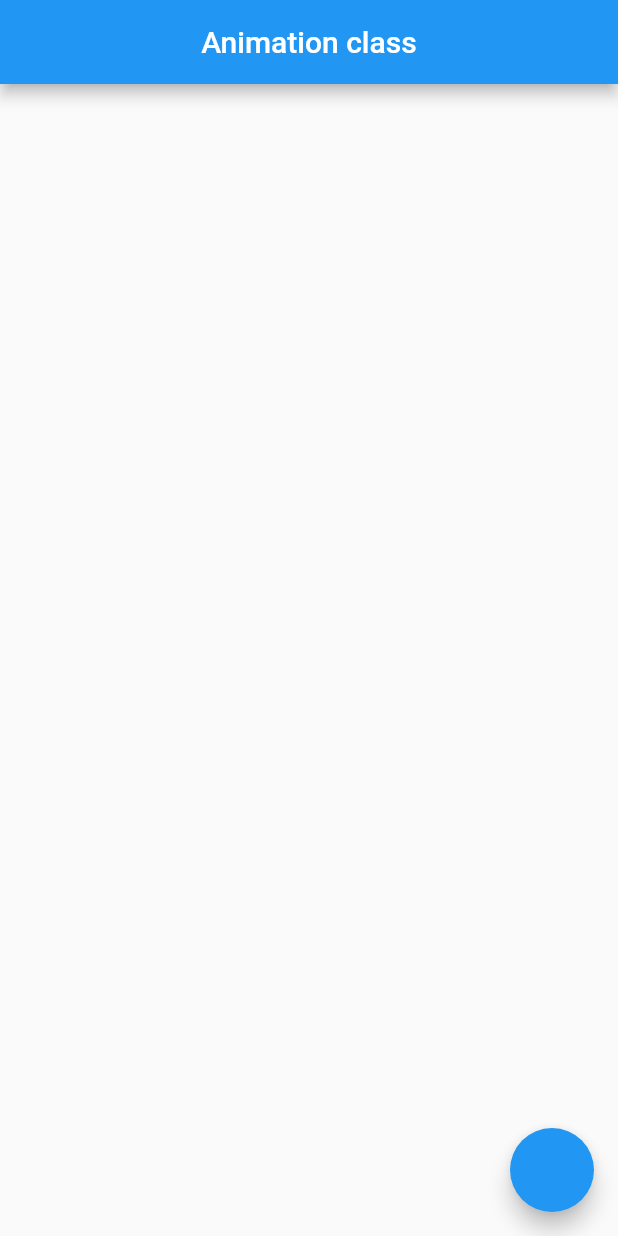
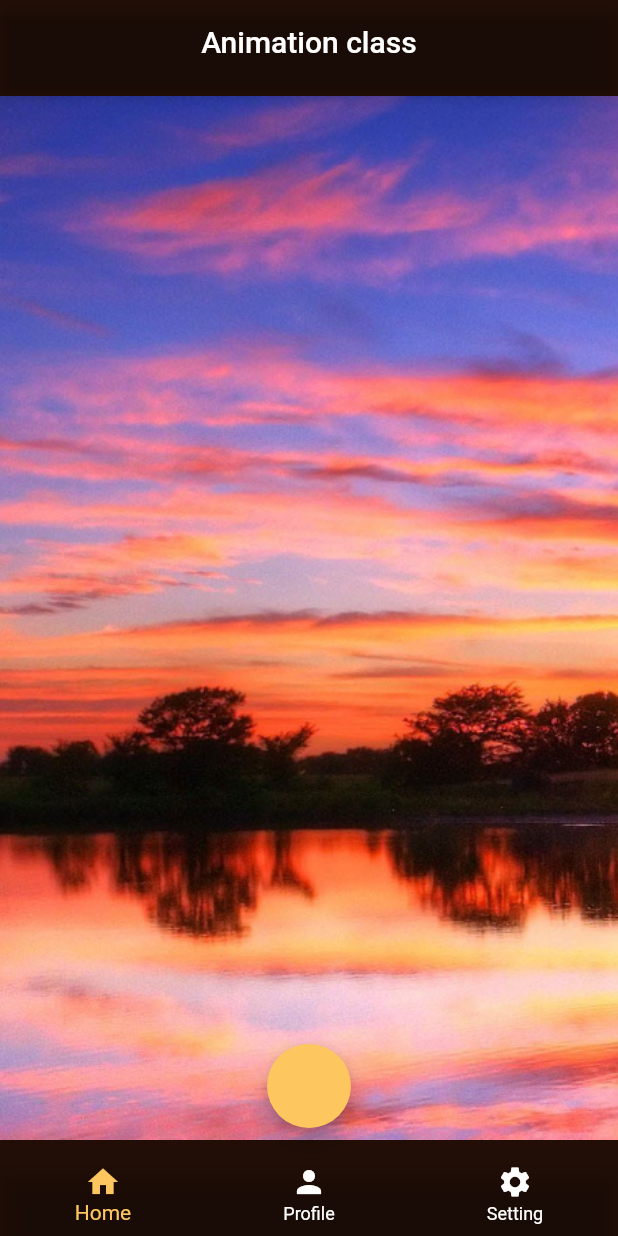
Before and after one commit to rodolfo-kunzel/flutter_animation, a Flutter app: the screen it shows after launch, on a phone screen of 412 x 824 dp. Run offline on Flutter 3.47's test engine with Material 2 defaults, Android fonts, the phone set to English and light mode, and no system bars.

Commit message:
version two

```diff
--- a/lib/feature/home.dart
+++ b/lib/feature/home.dart
@@ -1,7 +1,7 @@
 import 'package:flutter/material.dart';
-import 'package:flutter_animation/data/facts.dart';
-import 'package:flutter_animation/feature/widgets/list_tile_animated_item.dart';
-import 'package:flutter_animation/feature/widgets/standard_dialog.dart';
+import 'package:flutter_animation/feature/widgets/standard_bottom_navigation_bar.dart';
+import 'package:flutter_animation/feature/widgets/standard_floating_action_buttom.dart';
+import 'package:flutter_animation/feature/widgets/standard_page_view.dart';
 
 class Home extends StatefulWidget {
   const Home({super.key});
@@ -11,68 +11,30 @@ class Home extends StatefulWidget {
 }
 
 class _HomeState extends State<Home> {
-  final _controller = ScrollController();
-
-  final _endDialogOffset = Offset.zero;
-  final _beginDialogOffset = const Offset(0.0, 1.5);
+  final PageController _pageController = PageController();
+  var currentIndex = 0;
 
   @override
   Widget build(BuildContext context) {
     return Scaffold(
+      backgroundColor: const Color.fromARGB(255, 34, 14, 7),
       appBar: AppBar(
         title: const Text('Animation class'),
         centerTitle: true,
+        backgroundColor: Colors.transparent,
       ),
-      floatingActionButton: FloatingActionButton(
-        onPressed: () => _dialogBuilder(context),
-        isExtended: true,
-      ),
+      floatingActionButton: const StandardFloatingActionButtom(),
+      floatingActionButtonLocation: FloatingActionButtonLocation.centerFloat,
+      bottomNavigationBar: StandardBottomNavigationBar(
+          currentIndex: currentIndex, onTap: _onTap),
+      body: StandardPageView(onPageChanged: _onTap, pageController: _pageController),
     );
   }
 
-  Future<void> _dialogBuilder(BuildContext context) {
-    return showGeneralDialog<void>(
-      context: context,
-      barrierLabel: '',
-      barrierDismissible: true,
-      transitionDuration: const Duration(milliseconds: 500),
-      pageBuilder: (_, __, ___) => const Placeholder(),
-      transitionBuilder: (
-        BuildContext context,
-        Animation<double> a1,
-        Animation<double> a2,
-        Widget widget,
-      ) {
-        return SlideTransition(
-          position: Tween<Offset>(
-            begin: _beginDialogOffset,
-            end: _endDialogOffset,
-          ).animate(CurvedAnimation(parent: a1, curve: Curves.decelerate)),
-          child: StandardDialog(
-            context: context,
-            title: const Text(
-              'Curiosities',
-              textAlign: TextAlign.center,
-              style: TextStyle(
-                fontWeight: FontWeight.w800,
-                fontSize: 24,
-              ),
-            ),
-            content: ListView.separated(
-              padding: EdgeInsets.zero,
-              shrinkWrap: true,
-              itemCount: facts.length,
-              controller: _controller,
-              itemBuilder: (context, index) {
-                return AnimatedListViewItem(
-                    title: facts[index].title,
-                    description: facts[index].description);
-              },
-              separatorBuilder: (_, __) => const SizedBox(height: 8),
-            ),
-          ),
-        );
-      },
-    );
-  }
+  void _onTap(int newIndex) => setState(() {
+        currentIndex = newIndex;
+        _pageController.animateToPage(newIndex,
+            duration: const Duration(milliseconds: 400),
+            curve: Curves.fastLinearToSlowEaseIn);
+      });
 }
--- a/lib/feature/widgets/list_tile_animated_item.dart
+++ b/lib/feature/widgets/list_tile_animated_item.dart
@@ -36,8 +36,9 @@ class _AnimatedListViewItemState extends State<AnimatedListViewItem>
     _itemIconButtonRotation =
         Tween<double>(begin: pi, end: 0).animate(_controller);
     _itemColor = ColorTween(
-            begin: Colors.white, end: const Color.fromARGB(255, 197, 209, 215))
-        .animate(_controller);
+      begin: const Color.fromARGB(255, 255, 219, 151),
+      end: const Color.fromARGB(255, 254, 198, 95),
+    ).animate(_controller);
   }
 
   @override
--- /dev/null
+++ b/lib/feature/widgets/standard_bottom_navigation_bar.dart
@@ -0,0 +1,35 @@
+import 'package:flutter/material.dart';
+
+class StandardBottomNavigationBar extends StatefulWidget {
+  const StandardBottomNavigationBar(
+      {super.key, required this.currentIndex, required this.onTap});
+  final int currentIndex;
+  final void Function(int newValue) onTap;
+
+  @override
+  State<StandardBottomNavigationBar> createState() =>
+      _StandardBottomNavigationBarState();
+}
+
+class _StandardBottomNavigationBarState
+    extends State<StandardBottomNavigationBar> {
+  final _bottomNavigationItems = const <BottomNavigationBarItem>[
+    BottomNavigationBarItem(icon: Icon(Icons.home), label: 'Home'),
+    BottomNavigationBarItem(icon: Icon(Icons.person), label: 'Profile'),
+    BottomNavigationBarItem(icon: Icon(Icons.settings), label: 'Setting'),
+  ];
+
+  @override
+  Widget build(BuildContext context) {
+    return BottomNavigationBar(
+      enableFeedback: true,
+      currentIndex: widget.currentIndex,
+      items: _bottomNavigationItems,
+      backgroundColor: Colors.transparent,
+      selectedItemColor: const Color.fromARGB(255, 254, 198, 95),
+      unselectedItemColor: Colors.white,
+      onTap: (newValue) => widget.onTap(newValue),
+      landscapeLayout: BottomNavigationBarLandscapeLayout.centered,
+    );
+  }
+}
--- a/lib/feature/widgets/standard_dialog.dart
+++ b/lib/feature/widgets/standard_dialog.dart
@@ -17,9 +17,11 @@ class StandardDialog extends StatelessWidget {
 
     return AlertDialog(
       clipBehavior: Clip.hardEdge,
+      backgroundColor: const Color.fromARGB(255, 34, 14, 7),
       shape: const RoundedRectangleBorder(
           borderRadius: BorderRadius.all(Radius.circular(40))),
       title: title,
+      titleTextStyle: const TextStyle(color: Color.fromARGB(255, 254, 198, 95)),
       content: SizedBox(
         height: height,
         width: width,
--- /dev/null
+++ b/lib/feature/widgets/standard_floating_action_buttom.dart
@@ -0,0 +1,74 @@
+import 'package:flutter/material.dart';
+import 'package:flutter_animation/data/facts.dart';
+import 'package:flutter_animation/feature/widgets/list_tile_animated_item.dart';
+import 'package:flutter_animation/feature/widgets/standard_dialog.dart';
+
+class StandardFloatingActionButtom extends StatefulWidget {
+  const StandardFloatingActionButtom({super.key});
+
+  @override
+  State<StandardFloatingActionButtom> createState() =>
+      _StandardFloatingActionButtomState();
+}
+
+class _StandardFloatingActionButtomState
+    extends State<StandardFloatingActionButtom> {
+  final Offset _endDialogOffset = Offset.zero;
+  final Offset _beginDialogOffset = const Offset(0.0, 1.5);
+  final ScrollController _scrollController = ScrollController();
+
+  @override
+  Widget build(BuildContext context) {
+    return FloatingActionButton(
+        enableFeedback: true,
+        onPressed: () => _dialogBuilder(context),
+        backgroundColor: const Color.fromARGB(255, 254, 198, 95),
+        materialTapTargetSize: MaterialTapTargetSize.shrinkWrap);
+  }
+
+  Future<void> _dialogBuilder(BuildContext context) {
+    return showGeneralDialog<void>(
+      context: context,
+      barrierLabel: '',
+      barrierDismissible: true,
+      transitionDuration: const Duration(milliseconds: 500),
+      pageBuilder: (_, __, ___) => const Placeholder(),
+      transitionBuilder: (
+        BuildContext context,
+        Animation<double> a1,
+        Animation<double> a2,
+        Widget widget,
+      ) {
+        return SlideTransition(
+          position: Tween<Offset>(
+            begin: _beginDialogOffset,
+            end: _endDialogOffset,
+          ).animate(
+            CurvedAnimation(
+              parent: a1,
+              curve: Curves.decelerate,
+            ),
+          ),
+          child: StandardDialog(
+            context: context,
+            title: const Text(
+              'Curiosities',
+              textAlign: TextAlign.center,
+              style: TextStyle(fontWeight: FontWeight.w800, fontSize: 24),
+            ),
+            content: ListView.separated(
+              padding: EdgeInsets.zero,
+              shrinkWrap: true,
+              itemCount: facts.length,
+              controller: _scrollController,
+              itemBuilder: (context, index) => AnimatedListViewItem(
+                  title: facts[index].title,
+                  description: facts[index].description),
+              separatorBuilder: (_, __) => const SizedBox(height: 8),
+            ),
+          ),
+        );
+      },
+    );
+  }
+}
--- /dev/null
+++ b/lib/feature/widgets/standard_page_view.dart
@@ -0,0 +1,48 @@
+import 'package:flutter/material.dart';
+
+class StandardPageView extends StatefulWidget {
+  const StandardPageView(
+      {super.key, required this.pageController, required this.onPageChanged});
+  final PageController pageController;
+  final void Function(int newIndex) onPageChanged;
+
+  @override
+  State<StandardPageView> createState() => _StandardPageViewState();
+}
+
+class _StandardPageViewState extends State<StandardPageView> {
+  final List<Widget> _children = const [PageOne(), PageTwo(), PageThree()];
+
+  @override
+  Widget build(BuildContext context) {
+    return PageView(
+      controller: widget.pageController,
+      children: _children,
+      onPageChanged: (newIndex) => widget.onPageChanged(newIndex),
+    );
+  }
+}
+
+class PageOne extends StatelessWidget {
+  const PageOne({super.key});
+
+  @override
+  Widget build(BuildContext context) =>
+      Image.asset('assets/images/sunset_one.jpg');
+}
+
+class PageTwo extends StatelessWidget {
+  const PageTwo({super.key});
+
+  @override
+  Widget build(BuildContext context) =>
+      Image.asset('assets/images/sunset_two.jpg');
+}
+
+class PageThree extends StatelessWidget {
+  const PageThree({super.key});
+
+  @override
+  Widget build(BuildContext context) =>
+      Image.asset('assets/images/sunset_three.jpg');
+}
```
Also changed, not shown: pubspec.yaml (+4 -8 lines), assets/images/sunset_one.jpg (added), assets/images/sunset_three.jpg (added), assets/images/sunset_two.jpg (added).
